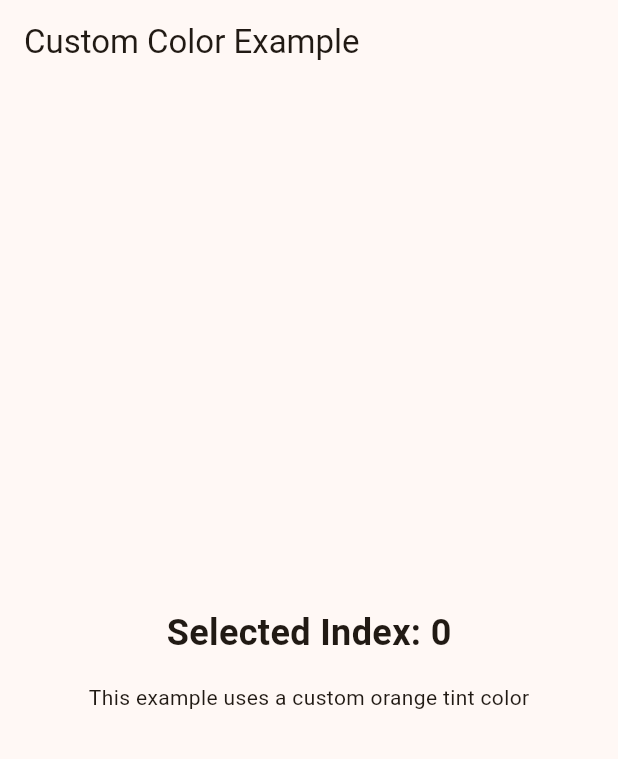
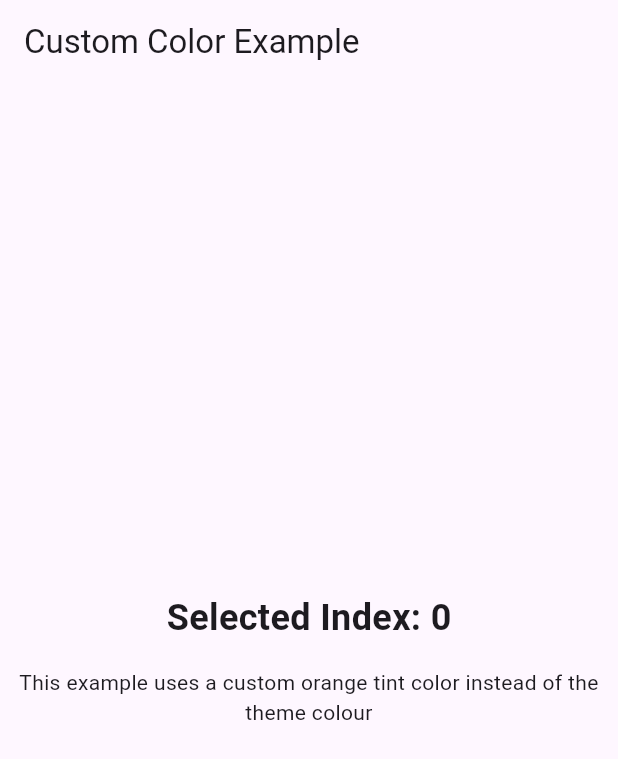
Before and after one commit to umo-health/flutter_ios_native_glass_navbar, a Flutter app: the CustomColorTabsApp screen opened directly, on a phone screen of 412 x 824 dp. Shown: the top 759 px of the screen. Run offline on Flutter 3.47's test engine with Material 3 defaults, Android fonts, the phone set to English and light mode, and no system bars.

Commit message:
⚡ Minor changes to examples

```diff
--- a/example/lib/custom_color_tabs.dart
+++ b/example/lib/custom_color_tabs.dart
@@ -18,14 +18,7 @@ class _CustomColorTabsAppState extends State<CustomColorTabsApp> {
   @override
   Widget build(BuildContext context) {
     return Theme(
-      data: ThemeData(
-        useMaterial3: true,
-        brightness: Theme.of(context).brightness,
-        colorScheme: ColorScheme.fromSeed(
-          seedColor: Colors.orange,
-          brightness: Theme.of(context).brightness,
-        ),
-      ),
+      data: ThemeData(useMaterial3: true, brightness: Theme.of(context).brightness),
       child: Scaffold(
         extendBody: true, // NOTE - Enable to allow elements to be drawn behind the tab bar
         appBar: AppBar(title: const Text('Custom Color Example')),
@@ -38,7 +31,10 @@ class _CustomColorTabsAppState extends State<CustomColorTabsApp> {
                 style: const TextStyle(fontSize: 24, fontWeight: FontWeight.bold),
               ),
               const SizedBox(height: 16),
-              const Text('This example uses a custom orange tint color'),
+              const Text(
+                'This example uses a custom orange tint color instead of the theme colour',
+                textAlign: TextAlign.center,
+              ),
             ],
           ),
         ),
```
Also changed, not shown: example/lib/action_button_counter.dart (+0 -7 lines), example/lib/main.dart (+6 -3 lines).
